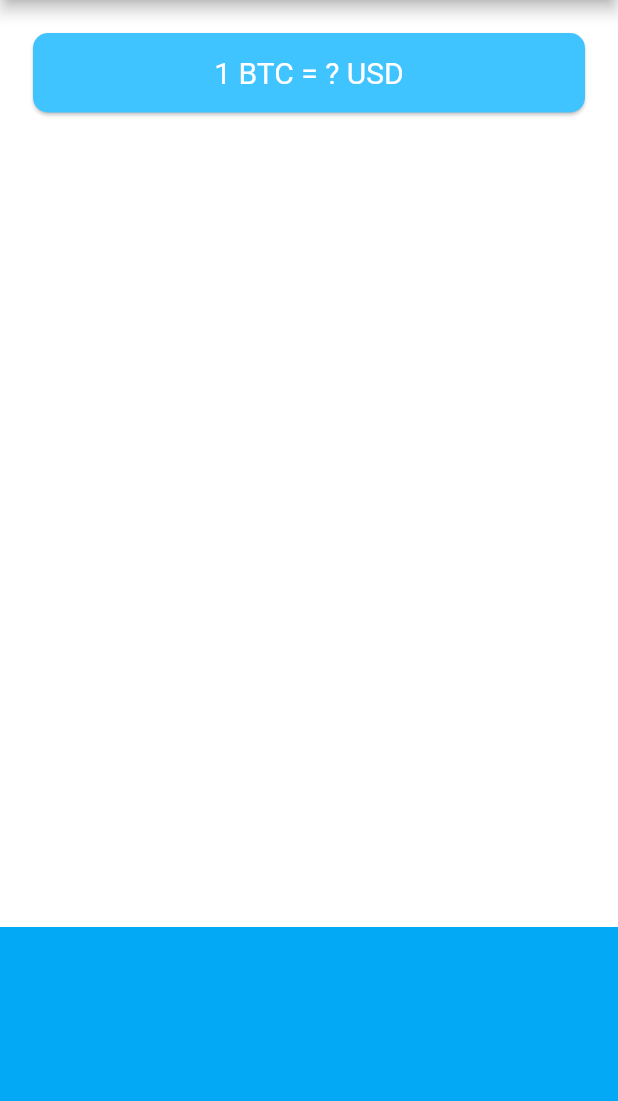
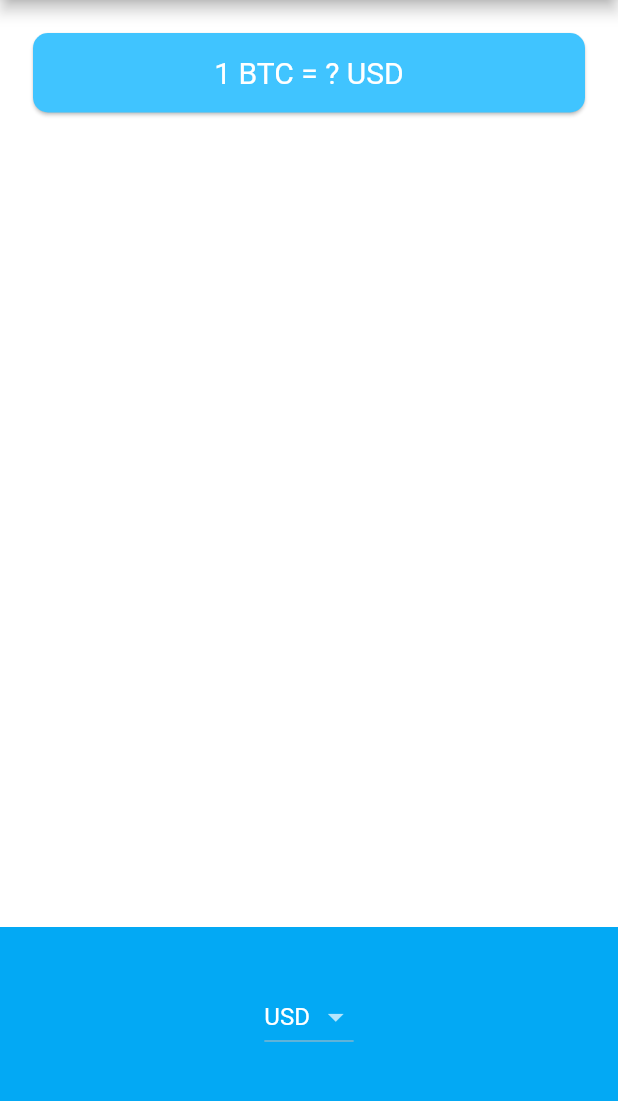
Before and after one commit to SnehaKapoo1/Bitcoin-Ticker-, a Flutter app: the screen it shows after launch, on a phone screen of 412 x 824 dp, the part 84-1185 px from its top. Run offline on Flutter 3.47's test engine with Material 2 defaults, Android fonts, the phone set to English and light mode, and no system bars.

Commit message:
Dropdown changed

```diff
--- a/lib/price_screen.dart
+++ b/lib/price_screen.dart
@@ -1,4 +1,7 @@
+import 'package:bitcoin/coin_data.dart';
 import 'package:flutter/material.dart';
+import 'package:flutter/cupertino.dart';
+import 'dart:io' show Platform;
 
 class PriceScreen extends StatefulWidget {
   const PriceScreen({Key? key}) : super(key: key);
@@ -8,6 +11,57 @@ class PriceScreen extends StatefulWidget {
 }
 
 class _PriceScreenState extends State<PriceScreen> {
+  String selectedCurrency = 'USD';
+
+  DropdownButton<String> androidDropDown() {
+    List<DropdownMenuItem<String>> dropdownItems = [];
+
+    for (String currency in currenciesList) {
+      var newItem = DropdownMenuItem(child: Text(currency), value: currency);
+      dropdownItems.add(newItem);
+    }
+
+    return DropdownButton<String>(
+      value: selectedCurrency,
+      items: dropdownItems,
+      onChanged: (value) {
+        setState(() {
+          selectedCurrency = value!;
+        });
+      },
+    );
+  }
+
+  CupertinoPicker iosPicker() {
+    List<Text> pickerItems = [];
+    for (String currency in currenciesList) {
+      pickerItems.add(
+        Text(
+          currency,
+          style: const TextStyle(
+            color: Colors.white,
+          ),
+        ),
+      );
+    }
+    return CupertinoPicker(
+      backgroundColor: Colors.lightBlue,
+      itemExtent: 30.0,
+      onSelectedItemChanged: (selectedIndex) {
+        selectedIndex;
+      },
+      children: pickerItems,
+    );
+  }
+
+  /*Widget getPicker() {
+    if (Platform.isIOS) {
+         return iosPicker();
+    }else if(Platform.isAndroid){
+      return androidDropDown();
+    }
+  }*/
+
   @override
   Widget build(BuildContext context) {
     return Scaffold(
@@ -43,7 +97,7 @@ class _PriceScreenState extends State<PriceScreen> {
             color: Colors.lightBlue,
             alignment: Alignment.center,
             padding: const EdgeInsets.only(bottom: 30.0),
-            child: null,
+            child: Platform.isIOS ? iosPicker() : androidDropDown(),
           )
         ],
       ),
```
